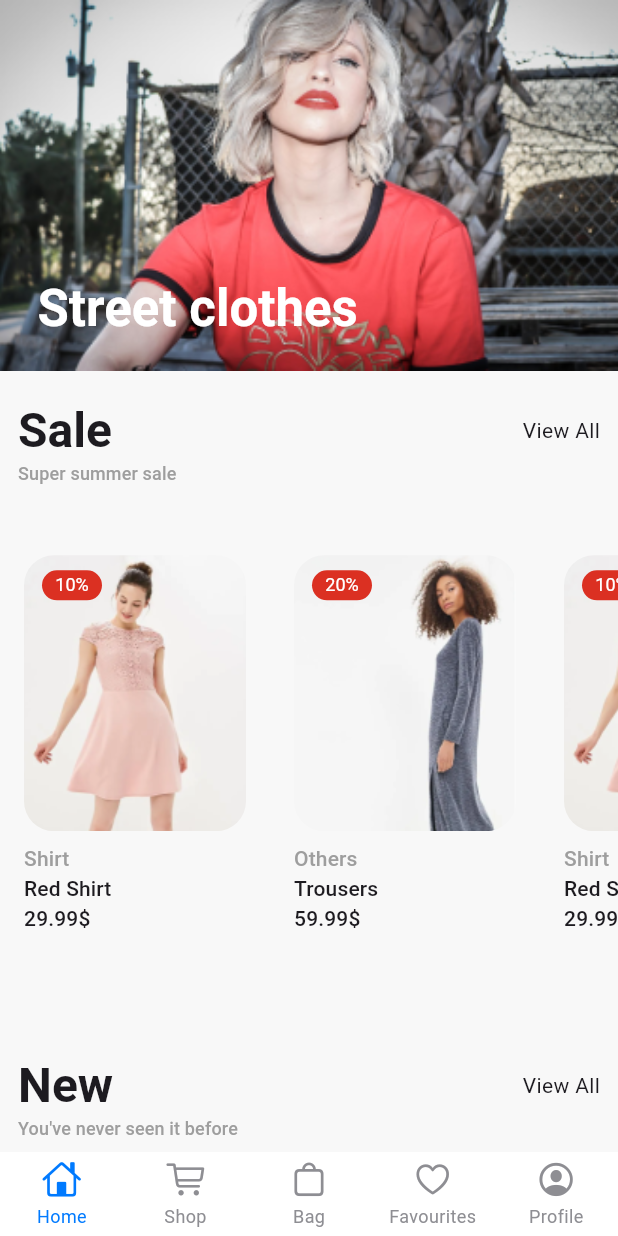
After one commit to Roushdy789/StorApp, a Flutter app: the BottomNavbar screen opened directly, on a phone screen of 412 x 824 dp. The commit adds this screen. Run offline on Flutter 3.47's test engine with Material 3 defaults, Android fonts, the phone set to English and light mode, and no system bars; drawn by our look-alikes of persistent_bottom_nav_bar.

Commit message:
[FEATURE ] eidt some changes in the auth pages and finished the home page ui

```diff
--- /dev/null
+++ b/devtools_options.yaml
@@ -0,0 +1,3 @@
+description: This file stores settings for Dart & Flutter DevTools.
+documentation: https://docs.flutter.dev/tools/devtools/extensions#configure-extension-enablement-states
+extensions:
--- /dev/null
+++ b/lib/Models/product.dart
@@ -0,0 +1,72 @@
+import 'package:storeapp/utilities/assest.dart';
+
+class Product {
+  final String id;
+  final String title;
+  final String price;
+  final String imageUrl;
+  final int? descountValue;
+  final String category;
+  final double? rating;
+
+  Product({
+    required this.id,
+    required this.title,
+    required this.price,
+    required this.imageUrl,
+    this.descountValue,
+    this.category = "Others",
+    this.rating,
+  });
+}
+
+List<Product> products = [
+  Product(
+    id: 'p1',
+    title: 'Red Shirt',
+    price: '29.99',
+    imageUrl: AppAssets.tempProductAssets,
+    descountValue: 10,
+    category: 'Shirt',
+    rating: 4.0,
+  ),
+  Product(
+    id: 'p2',
+    descountValue: 20,
+    title: 'Trousers',
+    price: '59.99',
+    imageUrl: AppAssets.tempProductAssets2,
+  ),
+  Product(
+    id: 'p3',
+    title: 'Red Shirt',
+    price: '29.99',
+    imageUrl: AppAssets.tempProductAssets,
+    descountValue: 10,
+    category: 'Shirt',
+    rating: 4.0,
+  ),
+  Product(
+    id: 'p4',
+    descountValue: 20,
+    title: 'Trousers',
+    price: '59.99',
+    imageUrl: AppAssets.tempProductAssets2,
+  ),
+  Product(
+    id: 'p5',
+    title: 'Red Shirt',
+    price: '29.99',
+    imageUrl: AppAssets.tempProductAssets,
+    descountValue: 10,
+    category: 'Shirt',
+    rating: 4.0,
+  ),
+  Product(
+    id: 'p6',
+    descountValue: 20,
+    title: 'Trousers',
+    price: '59.99',
+    imageUrl: AppAssets.tempProductAssets2,
+  ),
+];
--- a/lib/main.dart
+++ b/lib/main.dart
@@ -28,6 +28,16 @@ class MyApp extends StatelessWidget {
                   borderSide: const BorderSide(
                     color: Colors.grey,
                   )),
+              errorBorder: OutlineInputBorder(
+                  borderRadius: BorderRadius.circular(2),
+                  borderSide: const BorderSide(
+                    color: Colors.red,
+                  )),
+              focusedErrorBorder: OutlineInputBorder(
+                  borderRadius: BorderRadius.circular(2),
+                  borderSide: const BorderSide(
+                    color: Colors.red,
+                  )),
               labelStyle: Theme.of(context).textTheme.titleSmall,
               focusedBorder: OutlineInputBorder(
                   borderRadius: BorderRadius.circular(2),
@@ -36,11 +46,6 @@ class MyApp extends StatelessWidget {
                   )))),
       onGenerateRoute: generateRoute,
       initialRoute: AppRouts.loginPage,
-      home: const Column(
-        children: [
-          Text('Hello World'),
-        ],
-      ),
     );
   }
 }
--- /dev/null
+++ b/lib/utilities/assest.dart
@@ -0,0 +1,9 @@
+class AppAssets {
+  ///Home Images
+  static const String TapBannerHomePageAssets = "assets/image/Small banner.png";
+  static const String tempProductAssets =
+      "assets/image/photo_list_home_one.png";
+
+  static const String tempProductAssets2 =
+      "assets/image/photo_list_home_two.png";
+}
--- a/lib/utilities/router.dart
+++ b/lib/utilities/router.dart
@@ -1,9 +1,9 @@
 import 'package:flutter/cupertino.dart';
 import 'package:flutter/material.dart';
 import 'package:storeapp/utilities/routs.dart';
+import 'package:storeapp/views/pages/bottom_Navbar.dart';
 import 'package:storeapp/views/pages/landing_page.dart';
 import 'package:storeapp/views/pages/auth_page.dart';
-import 'package:storeapp/views/pages/register.dart';
 
 Route<dynamic> generateRoute(RouteSettings settings) {
   switch (settings.name) {
@@ -11,7 +11,8 @@ Route<dynamic> generateRoute(RouteSettings settings) {
       return CupertinoPageRoute(builder: (context) => const LandingPage());
     case AppRouts.loginPage:
       return CupertinoPageRoute(builder: (context) => const AuthPage());
-
+    case AppRouts.navbarpage:
+      return CupertinoPageRoute(builder: (context) => const BottomNavbar());
     default:
       return MaterialPageRoute(builder: (context) => const LandingPage());
   }
--- a/lib/utilities/routs.dart
+++ b/lib/utilities/routs.dart
@@ -1,4 +1,5 @@
 class AppRouts {
   static const String landingPage = '/';
   static const String loginPage = '/login';
+  static const String navbarpage = '/home';
 }
--- a/lib/views/pages/auth_page.dart
+++ b/lib/views/pages/auth_page.dart
@@ -18,10 +18,12 @@ class _AuthPageState extends State<AuthPage> {
   var _authType = AuthFromType.login;
   @override
   Widget build(BuildContext context) {
+    final size = MediaQuery.of(context).size;
     return SafeArea(
       child: Scaffold(
         body: Padding(
           padding: const EdgeInsets.symmetric(vertical: 60, horizontal: 32.0),
+          child: SingleChildScrollView(
             child: Form(
               key: _fromKey,
               child: Column(
@@ -39,17 +41,22 @@ class _AuthPageState extends State<AuthPage> {
                         validator: (value) =>
                             value!.isEmpty ? "please Enter your Name" : null,
                         controller: _name,
+                        onEditingComplete: () =>
+                            FocusScope.of(context).nextFocus(),
                         decoration: const InputDecoration(
                           labelText: "Name",
                           hintText: "Enter your Name",
                         )),
-                SizedBox(
+                  const SizedBox(
                     height: 20,
                   ),
                   TextFormField(
                       controller: _emailController,
                       validator: (value) =>
                           value!.isEmpty ? "please Enter your Email" : null,
+                      keyboardType: TextInputType.emailAddress,
+                      onEditingComplete: () =>
+                          FocusScope.of(context).nextFocus(),
                       decoration: const InputDecoration(
                         labelText: "Email",
                         hintText: "Enter your email",
@@ -81,8 +88,13 @@ class _AuthPageState extends State<AuthPage> {
                     height: 32,
                   ),
                   MainButton(
-                    text: _authType == AuthFromType.login ? "LOGIN" : "SIGN UP",
-                    ontap: () {}),
+                      text:
+                          _authType == AuthFromType.login ? "LOGIN" : "SIGN UP",
+                      ontap: () {
+                        if (_fromKey.currentState!.validate()) {
+                          Navigator.pushNamed(context, AppRouts.navbarpage);
+                        }
+                      }),
                   const SizedBox(
                     height: 10,
                   ),
@@ -90,9 +102,13 @@ class _AuthPageState extends State<AuthPage> {
                       alignment: Alignment.center,
                       child: InkWell(
                           child: Text(_authType == AuthFromType.login
-                            ? "Don't have an account ? Register"
+                              ? "Don't have an account ? Sign Up"
                               : "Already have an account ? Login"),
                           onTap: () {
+                            _fromKey.currentState!.reset();
+                            _name.clear();
+                            _emailController.clear();
+                            _passwordController.clear();
                             setState(() {
                               if (_authType == AuthFromType.login) {
                                 _authType = AuthFromType.register;
@@ -101,7 +117,7 @@ class _AuthPageState extends State<AuthPage> {
                               }
                             });
                           })),
-                const Spacer(),
+                  SizedBox(height: size.height * 0.12),
                   Center(
                     child: Text(
                       _authType == AuthFromType.login
@@ -140,6 +156,7 @@ class _AuthPageState extends State<AuthPage> {
             ),
           ),
         ),
+      ),
     );
   }
 }
--- /dev/null
+++ b/lib/views/pages/bottom_Navbar.dart
@@ -0,0 +1,97 @@
+import 'package:flutter/cupertino.dart';
+import 'package:flutter/material.dart';
+import 'package:persistent_bottom_nav_bar/persistent_bottom_nav_bar.dart';
+import 'package:storeapp/views/pages/home.dart';
+
+class BottomNavbar extends StatefulWidget {
+  const BottomNavbar({super.key});
+
+  @override
+  State<BottomNavbar> createState() => _BottomNavbarState();
+}
+
+class _BottomNavbarState extends State<BottomNavbar> {
+  final _controller = PersistentTabController();
+  List<Widget> _buildScreens() {
+    return [
+      const Home(),
+      Container(),
+      Container(),
+      Container(),
+      Container(),
+    ];
+  }
+
+  List<PersistentBottomNavBarItem> _navBarsItems() {
+    return [
+      PersistentBottomNavBarItem(
+        icon: const Icon(CupertinoIcons.home),
+        title: ("Home"),
+        activeColorPrimary: CupertinoColors.activeBlue,
+        inactiveColorPrimary: CupertinoColors.systemGrey,
+      ),
+      PersistentBottomNavBarItem(
+        icon: const Icon(CupertinoIcons.shopping_cart),
+        title: ("Shop"),
+        activeColorPrimary: CupertinoColors.activeBlue,
+        inactiveColorPrimary: CupertinoColors.systemGrey,
+      ),
+      PersistentBottomNavBarItem(
+        icon: const Icon(CupertinoIcons.bag),
+        title: ("Bag"),
+        activeColorPrimary: CupertinoColors.activeBlue,
+        inactiveColorPrimary: CupertinoColors.systemGrey,
+      ),
+      PersistentBottomNavBarItem(
+        icon: const Icon(CupertinoIcons.heart),
+        title: ("Favourites"),
+        activeColorPrimary: CupertinoColors.activeBlue,
+        inactiveColorPrimary: CupertinoColors.systemGrey,
+      ),
+      PersistentBottomNavBarItem(
+        icon: const Icon(CupertinoIcons.profile_circled),
+        title: ("Profile"),
+        activeColorPrimary: CupertinoColors.activeBlue,
+        inactiveColorPrimary: CupertinoColors.systemGrey,
+      ),
+    ];
+  }
+
+  @override
+  Widget build(BuildContext context) {
+    return Scaffold(
+        body: PersistentTabView(
+      context,
+      controller: _controller,
+      screens: _buildScreens(),
+      items: _navBarsItems(),
+      handleAndroidBackButtonPress: true, // Default is true.
+      resizeToAvoidBottomInset:
+          true, // This needs to be true if you want to move up the screen on a non-scrollable screen when keyboard appears. Default is true.
+      stateManagement: true, // Default is true.
+      hideNavigationBarWhenKeyboardAppears: true,
+      //  popBehaviorOnSelectedNavBarItemPress: PopActionScreensType.all,
+      padding: const EdgeInsets.only(top: 8),
+      backgroundColor: Colors.white,
+      isVisible: true,
+      animationSettings: const NavBarAnimationSettings(
+        navBarItemAnimation: ItemAnimationSettings(
+          // Navigation Bar's items animation properties.
+
+          duration: Duration(milliseconds: 100),
+          curve: Curves.bounceInOut,
+        ),
+        screenTransitionAnimation: ScreenTransitionAnimationSettings(
+          // Screen transition animation on change of selected tab.
+          animateTabTransition: true,
+          duration: Duration(milliseconds: 200),
+          screenTransitionAnimationType: ScreenTransitionAnimationType.fadeIn,
+        ),
+      ),
+      confineToSafeArea: true,
+      navBarHeight: kBottomNavigationBarHeight,
+      navBarStyle:
+          NavBarStyle.style8, // Choose the nav bar style with this property
+    ));
+  }
+}
--- /dev/null
+++ b/lib/views/pages/home.dart
@@ -0,0 +1,122 @@
+import 'package:flutter/material.dart';
+import 'package:storeapp/Models/product.dart';
+import 'package:storeapp/utilities/assest.dart';
+import 'package:storeapp/views/widgets/list_item_home.dart';
+
+class Home extends StatelessWidget {
+  const Home({super.key});
+  Widget _buildHeraderOflist(BuildContext context,
+      {required String title,
+      VoidCallback? onTap,
+      required String descaription}) {
+    return Padding(
+      padding: const EdgeInsets.symmetric(horizontal: 12.0, vertical: 20),
+      child: Column(
+        children: [
+          Row(
+            mainAxisAlignment: MainAxisAlignment.spaceBetween,
+            children: [
+              Text(title,
+                  style: Theme.of(context)
+                      .textTheme
+                      .headlineLarge
+                      ?.copyWith(fontWeight: FontWeight.bold)),
+              InkWell(
+                onTap: onTap,
+                child: const Text("View All"),
+              )
+            ],
+          ),
+          Align(
+              alignment: Alignment.bottomLeft,
+              child: Text(
+                descaription,
+                style: Theme.of(context)
+                    .textTheme
+                    .titleSmall
+                    ?.copyWith(color: Colors.grey, fontSize: 12),
+              )),
+        ],
+      ),
+    );
+  }
+
+  @override
+  Widget build(BuildContext context) {
+    final size = MediaQuery.of(context).size;
+    return Scaffold(
+        body: SingleChildScrollView(
+      child: Column(
+        crossAxisAlignment: CrossAxisAlignment.start,
+        children: [
+          Stack(
+            alignment: Alignment.bottomLeft,
+            children: [
+              Image.asset(
+                AppAssets.TapBannerHomePageAssets,
+                width: double.infinity,
+                fit: BoxFit.cover,
+                height: size.height * 0.3,
+              ),
+              Padding(
+                padding:
+                    const EdgeInsets.symmetric(horizontal: 25, vertical: 20),
+                child: Text(
+                  "Street clothes",
+                  style: Theme.of(context).textTheme.headlineLarge?.copyWith(
+                      color: Colors.white,
+                      fontWeight: FontWeight.w700,
+                      fontSize: 34),
+                ),
+              )
+            ],
+          ),
+          _buildHeraderOflist(
+            context,
+            title: "Sale",
+            descaription: "Super summer sale",
+            onTap: () {},
+          ),
+          const SizedBox(
+            height: 10,
+          ),
+          SizedBox(
+            height: size.height * 0.4,
+            width: double.infinity,
+            child: ListView(
+              scrollDirection: Axis.horizontal,
+              children: products
+                  .map((e) => Padding(
+                        padding: const EdgeInsets.all(8.0),
+                        child: ListItemHome(product: e),
+                      ))
+                  .toList(),
+            ),
+          ),
+          _buildHeraderOflist(
+            context,
+            title: "New",
+            descaription: "You've never seen it before ",
+            onTap: () {},
+          ),
+          const SizedBox(
+            height: 10,
+          ),
+          SizedBox(
+            height: size.height * 0.4,
+            width: double.infinity,
+            child: ListView(
+              scrollDirection: Axis.horizontal,
+              children: products
+                  .map((e) => Padding(
+                        padding: const EdgeInsets.all(8.0),
+                        child: ListItemHome(product: e),
+                      ))
+                  .toList(),
+            ),
+          )
+        ],
+      ),
+    ));
+  }
+}
--- /dev/null
+++ b/lib/views/widgets/list_item_home.dart
@@ -0,0 +1,68 @@
+import 'package:flutter/cupertino.dart';
+import 'package:flutter/material.dart';
+import 'package:storeapp/Models/product.dart';
+import 'package:storeapp/utilities/assest.dart';
+
+class ListItemHome extends StatelessWidget {
+  const ListItemHome({super.key, required this.product});
+  final Product product;
+  @override
+  Widget build(BuildContext context) {
+    return DecoratedBox(
+      decoration: BoxDecoration(),
+      child: Padding(
+        padding: const EdgeInsets.all(8.0),
+        child: Column(
+          crossAxisAlignment: CrossAxisAlignment.start,
+          children: [
+            Stack(
+              children: [
+                ClipRRect(
+                    borderRadius: BorderRadius.circular(20),
+                    child: Image.asset(product.imageUrl, fit: BoxFit.cover)),
+                Padding(
+                  padding: const EdgeInsets.symmetric(
+                      horizontal: 12.0, vertical: 10),
+                  child: Container(
+                    height: 20,
+                    width: 40,
+                    decoration: BoxDecoration(
+                        color: Theme.of(context).primaryColor,
+                        borderRadius: BorderRadius.circular(16)),
+                    child: Center(
+                      child: Text(
+                        '${product.descountValue}%',
+                        style: Theme.of(context)
+                            .textTheme
+                            .headlineSmall
+                            ?.copyWith(color: Colors.white, fontSize: 12),
+                      ),
+                    ),
+                  ),
+                )
+              ],
+            ),
+            const SizedBox(
+              height: 8.0,
+            ),
+            Text(
+              product.category,
+              style: Theme.of(context)
+                  .textTheme
+                  .titleSmall
+                  ?.copyWith(color: Colors.grey),
+            ),
+            Text(
+              product.title,
+              style: Theme.of(context).textTheme.titleSmall?.copyWith(),
+            ),
+            Text(
+              '${product.price}\$',
+              style: Theme.of(context).textTheme.titleSmall?.copyWith(),
+            )
+          ],
+        ),
+      ),
+    );
+  }
+}
```
Also changed, not shown: pubspec.yaml (+8 -15 lines), assets/image/Small banner.png (added), assets/image/photo_list_home_one.png (added), assets/image/photo_list_home_three.png (added), assets/image/photo_list_home_two.png (added), pubspec.lock. Lines whose indentation alone changed are shown as unchanged.
